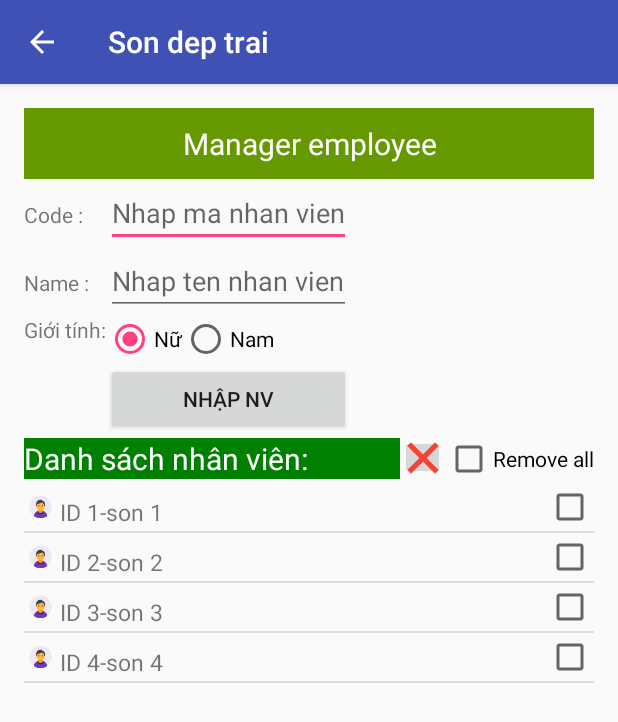
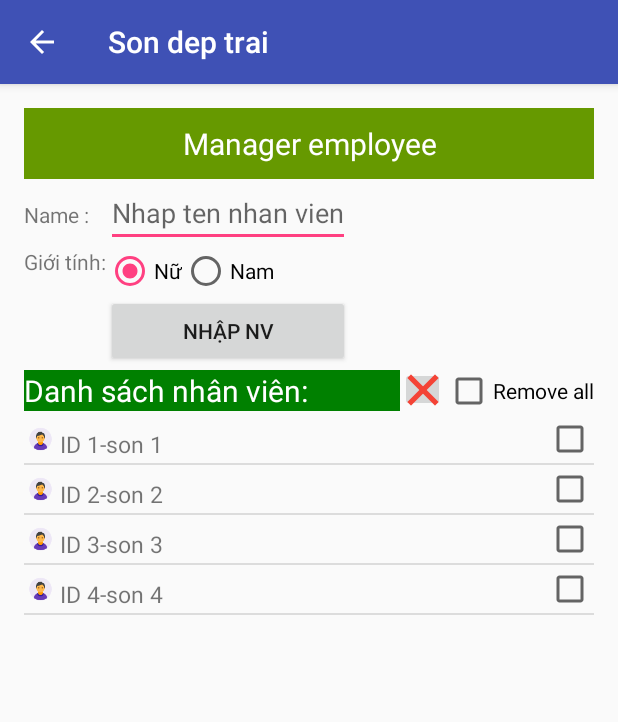
Before and after one commit to Kenlyson/MyFirstApp2, an Android app: the CustomListViewActivity screen opened directly, with no data from a screen before it, on a phone screen of 412 x 824 dp. Shown: the top 722 px of the screen. Run offline under Robolectric (Android 15) with nearby library versions, the phone set to English and light mode, and no system bars.

Commit message:
custom listview

```diff
--- a/app/src/main/java/com/demo/myfirstapp2/Models/EmployeeApdater.java
+++ b/app/src/main/java/com/demo/myfirstapp2/Models/EmployeeApdater.java
@@ -2,6 +2,7 @@ package com.demo.myfirstapp2.Models;
 
 import android.app.Activity;
 import android.content.Context;
+import android.os.Build;
 import android.view.LayoutInflater;
 import android.view.View;
 import android.view.ViewGroup;
@@ -51,6 +52,7 @@ public class EmployeeApdater extends ArrayAdapter<Employee> {
 
         final CheckBox chkitem=(CheckBox)
                 convertView.findViewById(R.id.chkitem);
+        chkitem.setChecked(emp.isDelete());
         chkitem.setOnClickListener(new View.OnClickListener() {
             @Override
             public void onClick(View v) {
@@ -59,7 +61,9 @@ public class EmployeeApdater extends ArrayAdapter<Employee> {
             }
         });
 
+
         return convertView;
 
     }
+
 }
--- a/app/src/main/res/layout/activity_custom_list_view.xml
+++ b/app/src/main/res/layout/activity_custom_list_view.xml
@@ -23,19 +23,6 @@
     <TableLayout
         android:layout_width="match_parent"
         android:layout_height="wrap_content">
-        <TableRow android:layout_height="wrap_content" android:layout_width="match_parent">
-            <TextView
-                android:text="Code :"
-                android:layout_height="wrap_content"
-                android:layout_width="wrap_content"
-                />
-            <EditText
-                android:id="@+id/txtEmpId"
-                android:layout_height="wrap_content"
-                android:layout_width="match_parent"
-                android:hint="Nhap ma nhan vien"
-                />
-        </TableRow>
         <TableRow android:layout_height="wrap_content" android:layout_width="match_parent">
             <TextView
                 android:text="Name :"
--- a/app/src/main/res/layout/employee_item.xml
+++ b/app/src/main/res/layout/employee_item.xml
@@ -2,7 +2,8 @@
 <LinearLayout xmlns:android="http://schemas.android.com/apk/res/android"
     android:id="@+id/LinearLayout1"
     android:layout_width="match_parent"
-    android:layout_height="match_parent"
+    android:layout_height="wrap_content"
+    android:descendantFocusability="blocksDescendants"
     android:orientation="horizontal" >
 
     <ImageView
```
Also changed, not shown: app/src/main/java/com/demo/myfirstapp2/CustomListViewActivity.java (+93 -22 lines).
